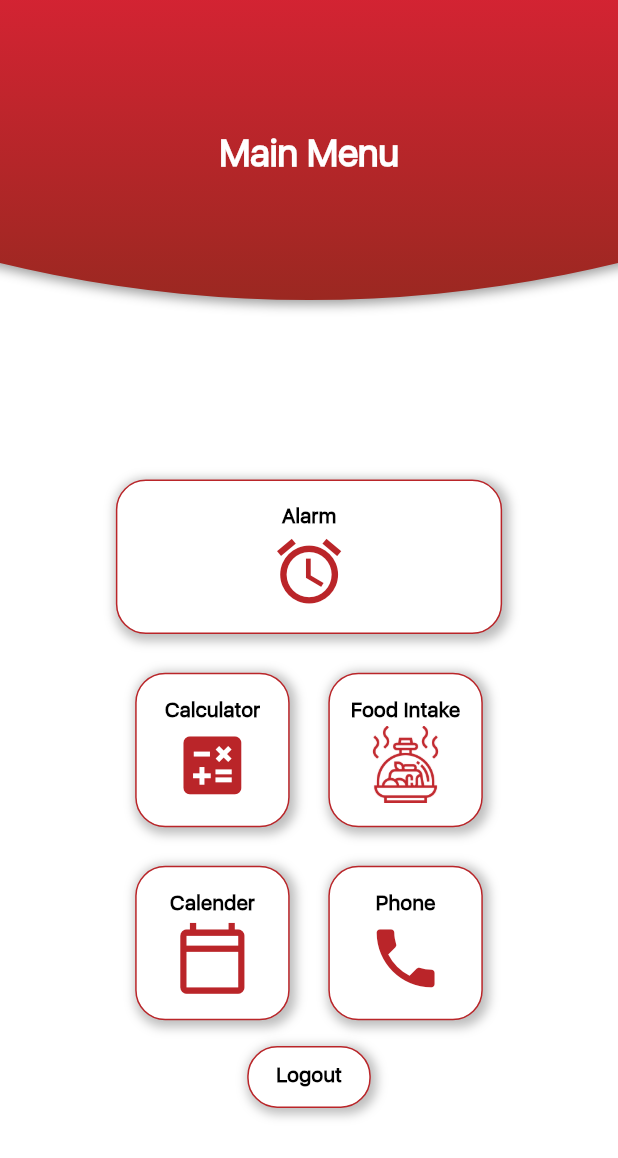
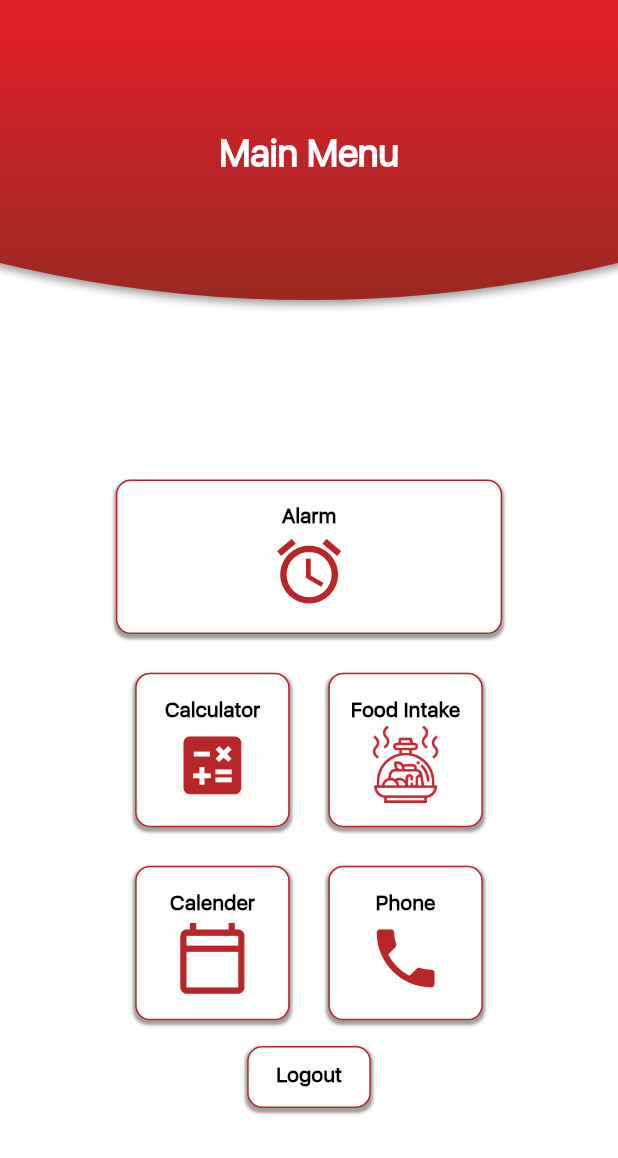
Before and after one commit to anusali04928/Khidmat_ThaliHelp, a Flutter app: the screen it shows after launch, on a phone screen of 412 x 824 dp. Shown: the top 1158 px of the screen. Run offline on Flutter 3.47's test engine with Material 2 defaults, Android fonts, the phone set to English and light mode, and no system bars; our stand-ins replace dio, flutter_local_notifications, flutter_native_timezone, modal_bottom_sheet, pie_chart, rxdart and 4 more; missing offline and left inert: day_night_time_picker; accounts and stored records are empty.

Commit message:
adjusted button style

```diff
--- a/project/lib/Alarm/AddAlarm.dart
+++ b/project/lib/Alarm/AddAlarm.dart
@@ -469,8 +469,8 @@ class _AddAlarmState extends State<AddAlarm> {
                                         scheduleDate: alarm.timeOfDay(),
                                         days: alarm.DaysofWeek(),
                                       );
+                                      Navigator.pop(context, true);
                                     }
-                                    Navigator.pop(context, true);
                                   }),
                             ),
                           ],
--- a/project/lib/Alarm/Alarm_tile.dart
+++ b/project/lib/Alarm/Alarm_tile.dart
@@ -4,6 +4,7 @@ import 'package:project/models/AlarmSql.dart';
 
 class AlarmTile extends StatefulWidget {
   final AlarmClass data;
+
   AlarmTile(this.data);
 
   @override
--- a/project/lib/Custom_widgets/CustomBtn.dart
+++ b/project/lib/Custom_widgets/CustomBtn.dart
@@ -42,20 +42,22 @@ class Button extends StatelessWidget {
 
   @override
   Widget build(BuildContext context) {
-    return Padding(
+    return Material(
+      borderRadius: BorderRadius.circular(10.0),
+      elevation: 0,
+      child: Container(
         padding: EdgeInsets.fromLTRB(lp, tp, rp, bp),
-        child: Container(
         height: h,
         width: w,
         decoration: BoxDecoration(
           boxShadow: [
             //background color of box
             BoxShadow(
-                color: Colors.black26,
-                blurRadius: 5.0, // soften the shadow
-                spreadRadius: 2.0, //extend the shadow
+              color: Colors.black38,
+              blurRadius: 1.0, // soften the shadow
+              spreadRadius: 1.0, //extend the shadow
               offset: Offset(
-                  2.0, // Move to right 10  horizontally
+                0.0, // Move to right 10  horizontally
                 2.0, // Move to bottom 10 Vertically
               ),
             )
@@ -66,12 +68,12 @@ class Button extends StatelessWidget {
             width: 1.0,
           ),
           color: Colors.white,
-            borderRadius: BorderRadius.circular(20.0),
+          borderRadius: BorderRadius.circular(10.0),
         ),
         child: Material(
           color: Colors.white.withOpacity(0.0),
           child: InkWell(
-              splashColor: Colors.red.shade200,
+            splashColor: Colors.red.shade400,
             onTap: meth,
             child: Column(
               mainAxisAlignment: MainAxisAlignment.center,
@@ -96,6 +98,7 @@ class Button extends StatelessWidget {
             ),
           ),
         ),
-        ));
+      ),
+    );
   }
 }
--- a/project/lib/Custom_widgets/roundedAppBar.dart
+++ b/project/lib/Custom_widgets/roundedAppBar.dart
@@ -32,25 +32,28 @@ class RoundedAppBar extends StatelessWidget implements PreferredSizeWidget {
                   padding: EdgeInsets.only(bottom: 50),
                   decoration: BoxDecoration(
                       gradient: LinearGradient(
-                        begin: Alignment(0.0, 1.0),
-                        end: Alignment(0.0, 00),
-                        //stops: [0.3, 0.6, 1],
+                        begin: Alignment(0.0, 0.8),
+                        end: Alignment(0.0, 1.0),
                         colors: <Color>[
+                          Color(0xffDD2126),
+                          Color(0xffba2529),
                           Color(0xff9B2821),
-                          // Color(0xffba2529),
-                          Color(0xffd82334),
-                          Color(0xffDD2130),
-                          Color(0xffDD2130),
-                          Color(0xffDD2126),
+
+                          //   Color(0xffd82334),
                         ],
                       ),
                       color: Color(0xff9B2821),
                       shape: BoxShape.circle,
                       boxShadow: [
                         BoxShadow(
-                            color: Colors.grey,
-                            blurRadius: 6,
-                            offset: Offset(0, 3))
+                          color: Colors.grey,
+                          blurRadius: 4.0, // soften the shadow
+                          spreadRadius: 1.0, //extend the shadow
+                          offset: Offset(
+                            0.0, // Move to right 10  horizontally
+                            2.0, // Move to bottom 10 Vertically
+                          ),
+                        )
                       ]),
                   child: Text(
                     title,
--- a/project/lib/main.dart
+++ b/project/lib/main.dart
@@ -2,7 +2,6 @@ import 'package:flutter/material.dart';
 import 'package:project/Alarm/Reminder.dart';
 import 'package:project/Calculator/Calculator.dart';
 import 'package:project/Calendar/Calendar.dart';
-
 import 'package:project/Custom_widgets/roundedAppBar.dart';
 import 'package:project/Custom_widgets/CustomBtn.dart';
 import 'package:project/Food/FoodTypes.dart';
```
Lines whose indentation alone changed are shown as unchanged.
